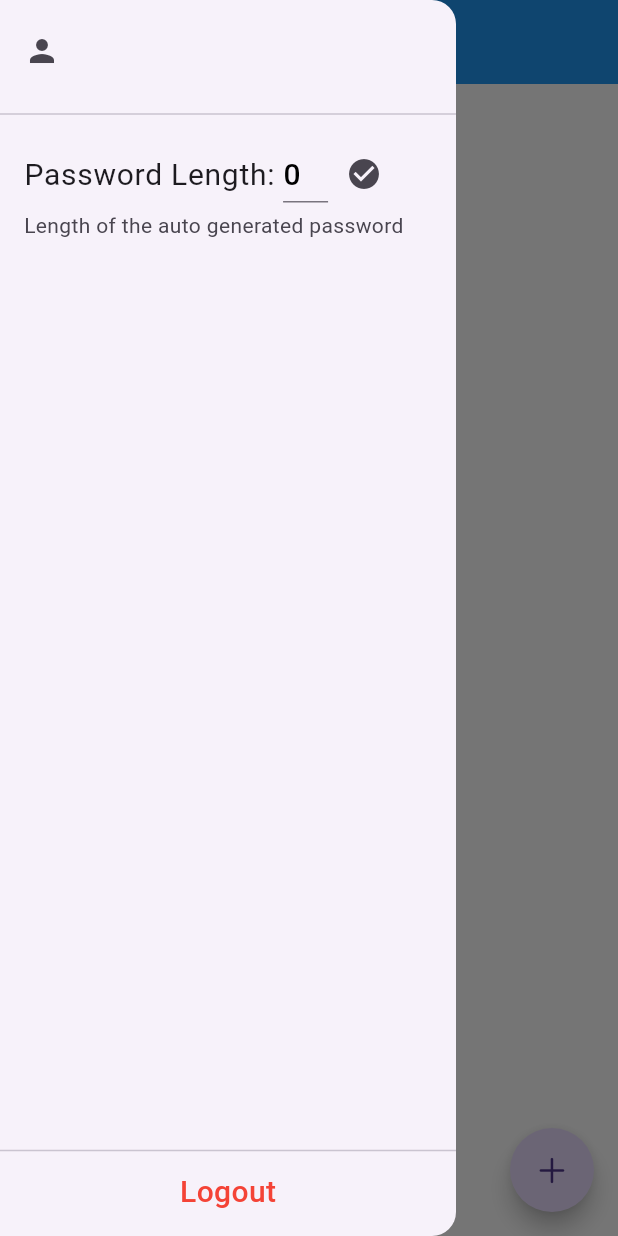
After one commit to MayurVadhadiya360/password-manager, a Flutter app: the HomePage screen opened directly, in the side drawer, after a tap on the "edit square" icon, on a phone screen of 412 x 824 dp. The commit adds this screen. Run offline on Flutter 3.47's test engine with Material 3 defaults, Android fonts, the phone set to English and light mode, and no system bars; our stand-ins replace cloud_firestore, firebase_auth, firebase_core, fluttertoast, google_sign_in, shelf; missing offline and left inert: encrypt, favicon, shelf_router; accounts and stored records are empty; generated files the repository leaves out were written again; network calls fail.

Commit message:
Added UserProfile & Search

```diff
--- /dev/null
+++ b/devtools_options.yaml
@@ -0,0 +1,3 @@
+description: This file stores settings for Dart & Flutter DevTools.
+documentation: https://docs.flutter.dev/tools/devtools/extensions#configure-extension-enablement-states
+extensions:
--- a/lib/main.dart
+++ b/lib/main.dart
@@ -22,7 +22,7 @@ class MyApp extends StatelessWidget {
   @override
   Widget build(BuildContext context) {
     return MaterialApp(
-      title: 'Flutter Demo',
+      title: 'Password Manager',
       debugShowCheckedModeBanner: false,
       themeMode: ThemeMode.system,
       theme: AppTheme.lightTheme,
--- a/lib/providers/password_provider.dart
+++ b/lib/providers/password_provider.dart
@@ -11,11 +11,25 @@ import 'package:uuid/uuid.dart';
 class PasswordProvider extends ChangeNotifier {
   // User _user = FirebaseAuth.instance.currentUser!;
   Uuid _uuid = Uuid();
+  String? username;
+  String? email;
+  int passwordLen = 16;
   List<PasswordModel> passwords = [];
   bool isLoading = false;
 
   PasswordProvider() {
+    fetchUserData();
     fetchPassword();
+  }
+
+  Future<void> fetchUserData() async {
+    User _user = FirebaseAuth.instance.currentUser!;
+    final userData = await DBService.getUserData(_user.uid);
+    username = userData['username'];
+    email = userData['email'];
+    passwordLen = userData['pwd_len'];
+    dev.log("$username $email $passwordLen !");
+    notifyListeners();
   }
 
   Future<void> fetchPassword() async {
@@ -34,6 +48,31 @@ class PasswordProvider extends ChangeNotifier {
     passwords = tempPasswords;
     isLoading = false;
     notifyListeners();
+  }
+
+  List<PasswordModel> filterPasswords(String sQuery) {
+    List<PasswordModel> filteredPasswords = passwords.where(
+      (element) {
+        bool filter = false;
+
+        if (element.site != null) {
+          filter = filter ||
+              element.site!.toLowerCase().contains(sQuery.toLowerCase());
+        }
+
+        if (element.username != null) {
+          filter = filter ||
+              element.username!.toLowerCase().contains(sQuery.toLowerCase());
+        }
+
+        if (element.note != null) {
+          filter = filter ||
+              element.note!.toLowerCase().contains(sQuery.toLowerCase());
+        }
+        return filter;
+      },
+    ).toList();
+    return filteredPasswords;
   }
 
   Future<void> add_password({
@@ -176,9 +215,12 @@ class PasswordProvider extends ChangeNotifier {
     }
   }
 
-  String generateSecurePassword(int length) {
-    if (length < 4) {
-      length = 4;
+  String generateSecurePassword({int? length}) {
+    if (length == null) {
+      length = passwordLen;
+    }
+    if (length < 6) {
+      length = 6;
     }
     final Random random = Random.secure();
 
@@ -213,4 +255,17 @@ class PasswordProvider extends ChangeNotifier {
     // Shuffle the password to ensure randomness
     return _shuffleString(password);
   }
+
+  Future<bool> updatePasswordLen(int newPwdLen) async {
+    User _user = FirebaseAuth.instance.currentUser!;
+    bool success = await DBService.updatePswLen(_user.uid, newPwdLen);
+    if (success) {
+      passwordLen = newPwdLen;
+      dev.log('Password length updated successfully');
+    } else {
+      dev.log('Failed to update password length');
+    }
+    notifyListeners();
+    return success;
+  }
 }
--- /dev/null
+++ b/lib/view/home/drawer_view.dart
@@ -0,0 +1,182 @@
+import 'dart:developer';
+
+import 'package:flutter/material.dart';
+import 'package:flutter/services.dart';
+import 'package:password_manager/providers/password_provider.dart';
+import 'package:password_manager/services/auth_service.dart';
+import 'package:password_manager/utils/toast_msg.dart';
+import 'package:provider/provider.dart';
+
+class DrawerView extends StatefulWidget {
+  const DrawerView({super.key});
+
+  @override
+  State<DrawerView> createState() => _DrawerViewState();
+}
+
+class _DrawerViewState extends State<DrawerView> {
+  final GlobalKey<FormState> _formKey = GlobalKey<FormState>();
+  TextEditingController passwordLengthController = TextEditingController();
+  bool _isEditing = false;
+
+  @override
+  void initState() {
+    passwordLengthController.text =
+        Provider.of<PasswordProvider>(context, listen: false)
+            .passwordLen
+            .toString();
+
+    super.initState();
+  }
+
+  @override
+  Widget build(BuildContext context) {
+    PasswordProvider passwordProvider = Provider.of<PasswordProvider>(context);
+    return Drawer(
+      child: Column(
+        crossAxisAlignment: CrossAxisAlignment.start,
+        children: [
+          ListTile(
+            title: Text(
+              "${passwordProvider.username}",
+              style: TextStyle(
+                fontSize: 20,
+                fontWeight: FontWeight.bold,
+              ),
+            ),
+            subtitle: Text(
+              "${passwordProvider.email}",
+              style: TextStyle(
+                fontSize: 14,
+              ),
+            ),
+            leading: Icon(Icons.person),
+          ),
+          Divider(),
+
+          // Password Length edit
+          ListTile(
+            title: Row(
+              mainAxisSize: MainAxisSize.min,
+              children: [
+                Text("Password Length: ", style: TextStyle(fontSize: 20)),
+                Container(
+                  width: 30,
+                  child: Form(
+                    key: _formKey,
+                    child: TextFormField(
+                      controller: passwordLengthController,
+                      decoration: InputDecoration(
+                        isDense: true,
+                        enabled: _isEditing,
+                        disabledBorder: InputBorder.none,
+                      ),
+                      style: TextStyle(
+                          fontSize: 20,
+                          fontWeight: FontWeight.w500,
+                          color:
+                              Theme.of(context).textTheme.titleMedium!.color),
+                      // Shows numeric keyboard
+                      keyboardType: TextInputType.number,
+                      inputFormatters: [
+                        // Allows only digits
+                        FilteringTextInputFormatter.digitsOnly,
+                      ],
+                      validator: (value) {
+                        if (value == null || value.isEmpty) {
+                          ToastMsg.showToastMsg(
+                            msg: 'Please enter a password length',
+                            status: "warning",
+                          );
+                          return '';
+                        }
+                        if (int.tryParse(value) == null) {
+                          ToastMsg.showToastMsg(
+                            msg: 'Input is not integer',
+                            status: "warning",
+                          );
+                          return '';
+                        } else if (int.parse(value) < 8) {
+                          ToastMsg.showToastMsg(
+                            msg: 'Password length cannot be less than 8',
+                            status: "warning",
+                          );
+                          return '';
+                        } else if (int.parse(value) > 99) {
+                          ToastMsg.showToastMsg(
+                            msg: 'Password length cannot be greater than 99',
+                            status: "warning",
+                          );
+                          return '';
+                        }
+                        return null;
+                      },
+                    ),
+                  ),
+                ),
+                IconButton(
+                  tooltip: (_isEditing) ? "Save" : "Edit",
+                  onPressed: () async {
+                    if (_isEditing) {
+                      if (_formKey.currentState!.validate()) {
+                        log("PWD LEN Valid!");
+                        bool success = await passwordProvider.updatePasswordLen(
+                            int.parse(passwordLengthController.text));
+                        if (success) {
+                          _isEditing = false;
+                          ToastMsg.showToastMsg(
+                            msg: 'Password length updated successfully',
+                            status: "success",
+                          );
+                        } else {
+                          ToastMsg.showToastMsg(
+                            msg: 'Failed to update password length',
+                            status: "error",
+                          );
+                        }
+                      }
+                    } else {
+                      _isEditing = true;
+                    }
+                    setState(() {});
+                  },
+                  icon: Icon(
+                      (_isEditing) ? Icons.check_circle : Icons.edit_square),
+                ),
+              ],
+            ),
+            subtitle: Text("Length of the auto generated password"),
+            onTap: () {},
+          ),
+
+          Spacer(),
+          Divider(),
+
+          // Logout
+          Padding(
+            padding: const EdgeInsets.only(bottom: 15, top: 5),
+            child: GestureDetector(
+              onTap: () async {
+                await AuthService.logout();
+                Navigator.pushReplacementNamed(context, "/login");
+              },
+              child: Row(
+                mainAxisAlignment: MainAxisAlignment.center,
+                children: [
+                  Text(
+                    "Logout",
+                    style: TextStyle(
+                      fontSize: 20,
+                      fontWeight: FontWeight.w500,
+                      color: Colors.red,
+                    ),
+                  ),
+                ],
+              ),
+            ),
+          ),
+        ],
+      ),
+    );
+  }
+}
--- a/lib/view/home/home_page.dart
+++ b/lib/view/home/home_page.dart
@@ -1,11 +1,10 @@
 import 'dart:developer';
 
-import 'package:firebase_auth/firebase_auth.dart';
 import 'package:flutter/cupertino.dart';
 import 'package:flutter/material.dart';
 import 'package:password_manager/providers/password_model.dart';
 import 'package:password_manager/providers/password_provider.dart';
-import 'package:password_manager/services/auth_service.dart';
+import 'package:password_manager/view/home/drawer_view.dart';
 import 'package:password_manager/view/home/password_form.dart';
 import 'package:provider/provider.dart';
 
@@ -25,9 +24,6 @@ class _BasePageState extends State<BasePage> {
           create: (context) => PasswordProvider(),
         ),
       ],
-      // builder: (context, child) {
-      //   return HomePage();
-      // },
       child: HomePage(),
     );
   }
@@ -41,6 +37,8 @@ class HomePage extends StatefulWidget {
 }
 
 class _HomePageState extends State<HomePage> {
+  String _searchQuery = "";
+
   Future<void> showAddPasswordDialog(
       BuildContext context, PasswordProvider passwordProvider) async {
     return await showDialog(
@@ -212,9 +210,12 @@ class _HomePageState extends State<HomePage> {
   @override
   Widget build(BuildContext context) {
     PasswordProvider passwordProvider = Provider.of<PasswordProvider>(context);
+    List<PasswordModel> filteredPasswords =
+        passwordProvider.filterPasswords(_searchQuery);
     return SafeArea(
       child: Scaffold(
         appBar: AppBar(
+          iconTheme: IconThemeData(color: Colors.white),
           title: Column(
             crossAxisAlignment: CrossAxisAlignment.start,
             children: [
@@ -223,28 +224,16 @@ class _HomePageState extends State<HomePage> {
                 style: TextStyle(
                     fontSize: 20,
                     fontWeight: FontWeight.bold,
-                ),
+                    color: Colors.white),
               ),
               Text(
-                '${FirebaseAuth.instance.currentUser!.email}',
-                style: TextStyle(
-                  fontSize: 14,
-                ),
+                "${passwordProvider.email}",
+                style: TextStyle(fontSize: 14, color: Colors.white),
               ),
             ],
           ),
-          actions: [
-            Padding(
-              padding: const EdgeInsets.symmetric(horizontal: 15),
-              child: GestureDetector(
-                  onTap: () async {
-                    await AuthService.logout();
-                    Navigator.pushReplacementNamed(context, "/login");
-                  },
-                  child: const Icon(Icons.logout)),
-            )
-          ],
         ),
+        drawer: DrawerView(),
         body: (passwordProvider.isLoading == true)
             ? Center(
                 child: CircularProgressIndicator(),
@@ -255,16 +244,44 @@ class _HomePageState extends State<HomePage> {
                     ? Center(
                         child: Text(
                           "No passwords yet!",
+                          style: TextStyle(fontSize: 16),
                         ),
                       )
-                    : ListView.builder(
+                    : Column(
+                        children: [
+                          Padding(
+                            padding: const EdgeInsets.all(8.0),
+                            child: TextField(
+                              onChanged: (val) {
+                                setState(() {
+                                  _searchQuery = val;
+                                });
+                                log(_searchQuery);
+                              },
+                              onTapOutside: (event) {
+                                FocusScope.of(context).unfocus();
+                              },
+                              decoration: InputDecoration(
+                                border: const OutlineInputBorder(
+                                  borderRadius:
+                                      BorderRadius.all(Radius.circular(100)),
+                                ),
+                                hintText: "Search",
+                                prefixIcon: const Icon(Icons.search),
+                              ),
+                            ),
+                          ),
+                          Expanded(
+                            child: ListView.builder(
+                              itemCount: filteredPasswords.length,
                               itemBuilder: (context, index) {
                                 PasswordModel passwordData =
-                              passwordProvider.passwords[index];
+                                    filteredPasswords[index];
 
                                 return Container(
                                   // padding: const EdgeInsets.all(2.0),
-                            margin: EdgeInsets.all(5),
+                                  margin: EdgeInsets.symmetric(
+                                      horizontal: 8, vertical: 5),
                                   child: GestureDetector(
                                     onLongPressStart: (details) {
                                       _showContextMenu(
@@ -274,9 +291,13 @@ class _HomePageState extends State<HomePage> {
                                         passwordData,
                                       );
                                     },
+                                    child: Material(
                                       child: ListTile(
-                                tileColor: Theme.of(context).splashColor,
-                                shape: StadiumBorder(),
+                                        tileColor:
+                                            Theme.of(context).splashColor,
+                                        shape: RoundedRectangleBorder(
+                                            borderRadius:
+                                                BorderRadius.circular(15)),
                                         onTap: () async {
                                           await showUpdatablePasswordDialog(
                                             context,
@@ -284,76 +305,43 @@ class _HomePageState extends State<HomePage> {
                                             id: passwordData.id,
                                             initSite: passwordData.site,
                                             initUsername: passwordData.username,
-                                    initialPassword: passwordData.password,
+                                            initialPassword:
+                                                passwordData.password,
                                             initialNote: passwordData.note,
                                           );
                                         },
                                         title: Text(
-                                  passwordData.site!,
-                                  style: TextStyle(fontSize: 24),
+                                          passwordData.username!,
+                                          style: TextStyle(fontSize: 21),
                                           overflow: TextOverflow.ellipsis,
                                         ),
                                         subtitle: Text(
-                                  passwordData.username!,
+                                          passwordData.site!,
                                           overflow: TextOverflow.ellipsis,
                                         ),
                                         leading: CircleAvatar(
                                           backgroundColor: Theme.of(context)
                                               .primaryColorLight
                                               .withOpacity(0.6),
-                                  child: (passwordData.faviconUrl != null)
+                                          child:
+                                              (passwordData.faviconUrl != null)
                                                   ? Image.network(
                                                       passwordData.faviconUrl!,
-                                          errorBuilder:
-                                              (context, error, stackTrace) =>
+                                                      errorBuilder: (context,
+                                                              error,
+                                                              stackTrace) =>
                                                           Icon(Icons.public),
                                                     )
                                                   : Icon(Icons.public),
                                         ),
-                                trailing: IconButton(
-                                  icon: Icon(Icons.delete),
-                                  color: Colors.red,
-                                  onPressed: () {
-                                    log("delete: ${passwordData.id}");
-                                    showDialog(
-                                      context: context,
-                                      builder: (context) {
-                                        return AlertDialog(
-                                          title: FittedBox(
-                                              fit: BoxFit.scaleDown,
-                                              child: Text(
-                                                  "Are you sure want to delete password?")),
-                                          // content: Text(
-                                          //     "Are you sure want to delete password?"),
-                                          actionsAlignment:
-                                              MainAxisAlignment.spaceBetween,
-                                          actions: [
-                                            OutlinedButton(
-                                              onPressed: () {
-                                                Navigator.of(context).pop();
-                                              },
-                                              child: Text("Cancel"),
-                                            ),
-                                            FilledButton(
-                                              onPressed: () async {
-                                                await passwordProvider
-                                                    .delete_password(
-                                                        passwordData.id);
-                                                Navigator.of(context).pop();
-                                              },
-                                              child: Text("Confirm"),
-                                            ),
-                                          ],
-                                        );
-                                      },
-                                    );
-                                  },
                                       ),
                                     ),
                                   ),
                                 );
                               },
-                        itemCount: passwordProvider.passwords.length,
+                            ),
+                          ),
+                        ],
                       ),
               ),
         floatingActionButton: FloatingActionButton(
--- a/pubspec.yaml
+++ b/pubspec.yaml
@@ -89,6 +89,7 @@ flutter:
   # To add assets to your application, add an assets section, like this:
   assets:
     - assets/
+    - assets/html/google_signin_success.html
 
 
   # An image asset can refer to one or more resolution-specific "variants", see
```
Also changed, not shown: lib/services/db_service.dart (+55 -1 lines), lib/services/google_signin_desktop.dart (+15 -0 lines), lib/view/auth/signup_page.dart (+52 -4 lines), lib/view/home/password_form.dart (+25 -23 lines), 2 other files. Lines whose indentation alone changed are shown as unchanged.
